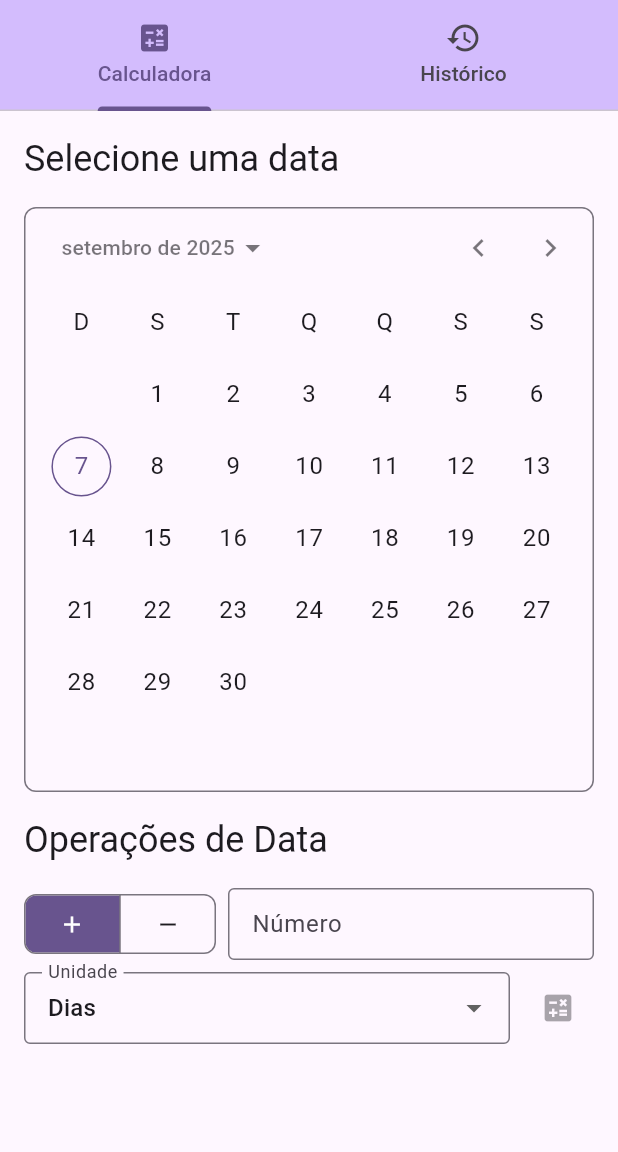
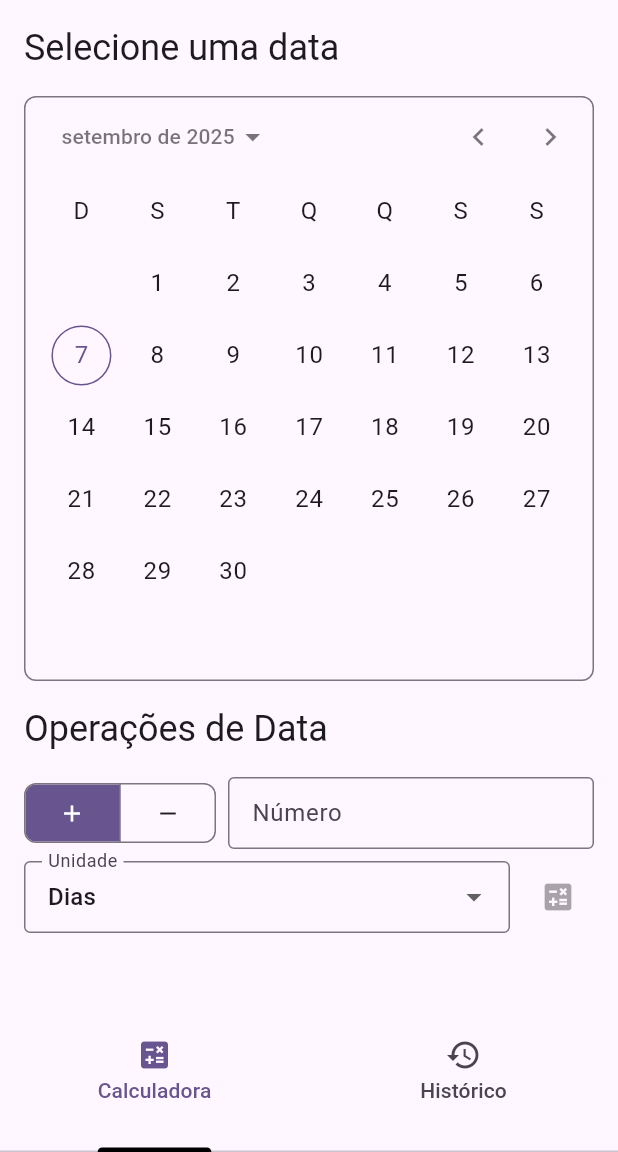
Before and after one commit to marcusvbp/daycalc, a Flutter app: the screen it shows after launch, on a phone screen of 412 x 824 dp, the part 84-1236 px from its top. Run offline on Flutter 3.47's test engine with Material 3 defaults, Android fonts, the phone set to English and light mode, and no system bars; drawn by our look-alikes of calendar_date_picker2; our stand-ins replace flutter_riverpod, go_router, google_mobile_ads, riverpod_annotation, shared_preferences; generated files the repository leaves out were written again.

Commit message:
Refatora a tela HomeScreen para mover o TabBar para o rodapé e ajusta a tela HomeTabScreen para incluir a lógica de descarte do ScrollController, melhorando a navegação e a experiência do usuário.

```diff
--- a/lib/app/screens/home_screen.dart
+++ b/lib/app/screens/home_screen.dart
@@ -45,17 +45,19 @@
             },
           ),
         ],
-        bottom: TabBar(
-          controller: _tabController,
-          tabs: [
-            Tab(icon: const Icon(Icons.calculate), text: 'Calculadora'),
-            Tab(icon: const Icon(Icons.history), text: 'Histórico'),
-          ],
-        ),
       ),
       body: TabBarView(
         controller: _tabController,
-        children: const [HomeTabScreen(), HistoryTabScreen()],
+        children: [HomeTabScreen(), HistoryTabScreen()],
+      ),
+      bottomNavigationBar: TabBar(
+        indicatorColor: Colors.black,
+        labelPadding: const EdgeInsets.only(bottom: 16),
+        controller: _tabController,
+        tabs: [
+          Tab(icon: const Icon(Icons.calculate), text: 'Calculadora'),
+          Tab(icon: const Icon(Icons.history), text: 'Histórico'),
+        ],
       ),
     );
   }
--- a/lib/app/screens/home_tab_screen.dart
+++ b/lib/app/screens/home_tab_screen.dart
@@ -1,5 +1,6 @@
 import 'package:calendar_date_picker2/calendar_date_picker2.dart';
 import 'package:daycalc/app/enums/operation_type.dart';
+import 'package:daycalc/app/enums/time_unit.dart';
 import 'package:daycalc/app/l10n/app_localizations.dart';
 import 'package:daycalc/app/models/date_calculator.dart';
 import 'package:daycalc/app/providers/date_operations_history_provider.dart';
@@ -7,8 +8,6 @@
 import 'package:daycalc/app/providers/user_date_provider.dart';
 import 'package:flutter/material.dart';
 import 'package:flutter_riverpod/flutter_riverpod.dart';
-
-enum TimeUnit { hours, days, weeks, months }
 
 class HomeTabScreen extends ConsumerStatefulWidget {
   const HomeTabScreen({super.key});
@@ -109,6 +108,12 @@
   }
 
   @override
+  void dispose() {
+    scrollController.dispose();
+    super.dispose();
+  }
+
+  @override
   Widget build(BuildContext context) {
     final userDate = ref.watch(userDateProvider);
     final localizations = AppLocalizations.of(context)!;
@@ -120,7 +125,7 @@
     return Scaffold(
       body: SingleChildScrollView(
         controller: scrollController,
-        padding: const EdgeInsets.all(16.0),
+        padding: const EdgeInsets.all(16),
         child: Column(
           crossAxisAlignment: CrossAxisAlignment.start,
           spacing: 16,
@@ -322,6 +327,7 @@
                                   initialDate: userDate,
                                   operationType: dtOp.operationType,
                                   totalHours: dtOp.totalHours,
+                                  timeUnit: _selectedTimeUnit,
                                   timestamp: DateTime.now(),
                                 );
                             _scrollToBottom();
```
